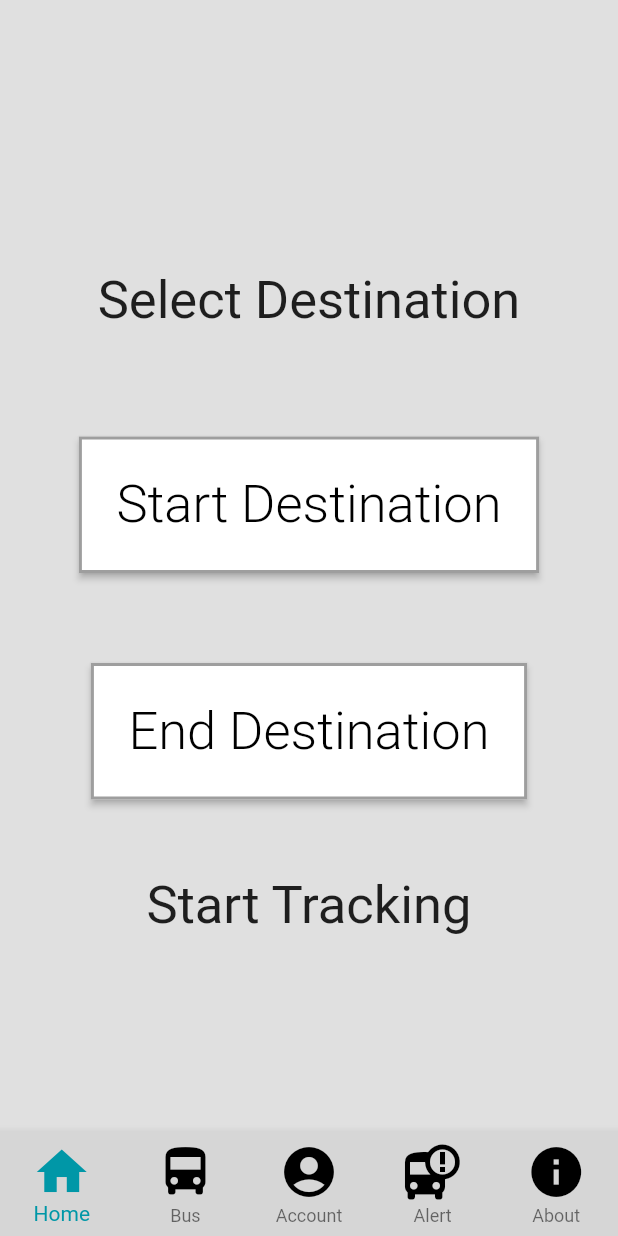
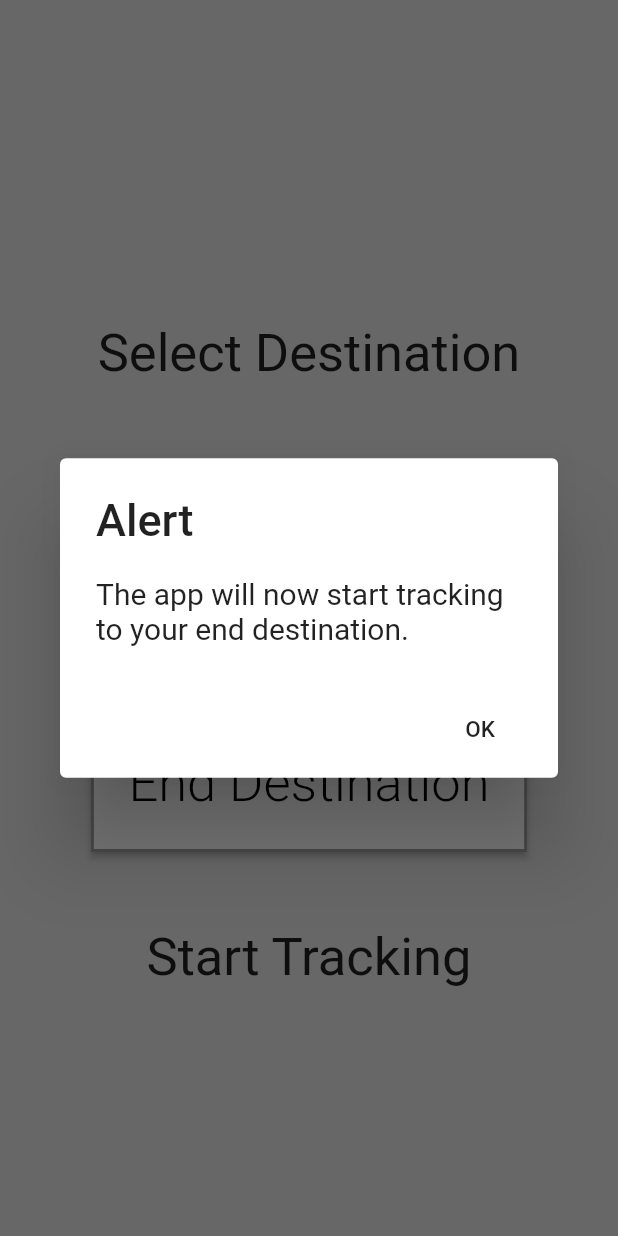
Before and after one commit to ValElizaTan/211354T_MAD_Project, a Flutter app: the HomePage screen opened directly, after a tap on "Start Tracking", on a phone screen of 412 x 824 dp. Run offline on Flutter 3.47's test engine with Material 2 defaults, Android fonts, the phone set to English and light mode, and no system bars; missing offline and left inert: flutter_email_sender.

Commit message:
some changes

```diff
--- a/lib/homepage.dart
+++ b/lib/homepage.dart
@@ -89,10 +89,7 @@ class _HomePageState extends State<HomePage> {
               style: TextStyle(fontSize: 35, fontWeight: FontWeight.normal),
             ),
             onTap: () {
-              Navigator.push(
-                context,
-                MaterialPageRoute(builder: (context) => NavBar()),
-              );
+              showAlertDialog(context);
             },
           ),
         ],
@@ -100,3 +97,30 @@ class _HomePageState extends State<HomePage> {
     );
   }
 }
+
+showAlertDialog(BuildContext context) {
+  // Create button
+  Widget okButton = FlatButton(
+    child: Text("OK", style: TextStyle(fontSize: 15),),
+    onPressed: () {
+      Navigator.of(context).pop();
+    },
+  );
+
+  // Create AlertDialog
+  AlertDialog alert = AlertDialog(
+    title: Text("Alert",style: TextStyle(fontSize: 30),),
+    content: Text("The app will now start tracking to your end destination.", style: TextStyle(fontSize: 20),),
+    actions: [
+      okButton,
+    ],
+  );
+
+  // show the dialog
+  showDialog(
+    context: context,
+    builder: (BuildContext context) {
+      return alert;
+    },
+  );
+}
--- a/lib/main.dart
+++ b/lib/main.dart
@@ -28,9 +28,9 @@ class NavBar extends StatefulWidget {
 class _NavBarState extends State<NavBar> {
   int currentIndex = 0;
   final screens = [
+    LoginPage(),
+    BusPage(),
     HomePage(),
-    BusPage(),
-    LoginPage(),
     AlertPage(),
     AboutUsPage(),
   ];
@@ -43,16 +43,16 @@ class _NavBarState extends State<NavBar> {
       bottomNavigationBar: BottomNavigationBar(
         items: const <BottomNavigationBarItem>[
           BottomNavigationBarItem(
-            icon: Icon(Icons.home),
-            label: ('Home'),
+            icon: Icon(Icons.account_circle),
+            label: ('Account'),
           ),
           BottomNavigationBarItem(
             icon: Icon(Icons.directions_bus),
             label: ('Bus'),
           ),
           BottomNavigationBarItem(
-            icon: Icon(Icons.account_circle),
-            label: ('Account'),
+            icon: Icon(Icons.home),
+            label: ('Home'),
           ),
           BottomNavigationBarItem(
             icon: Icon(Icons.bus_alert),
```
Also changed, not shown: lib/alert.dart (+0 -9 lines), lib/feedback.dart (+16 -15 lines).
